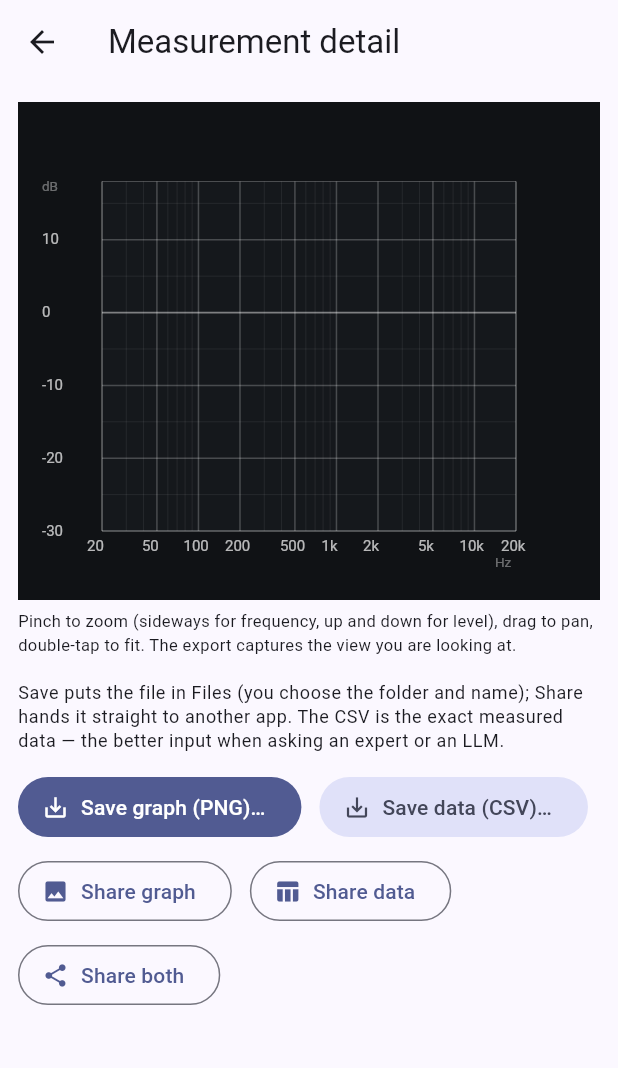
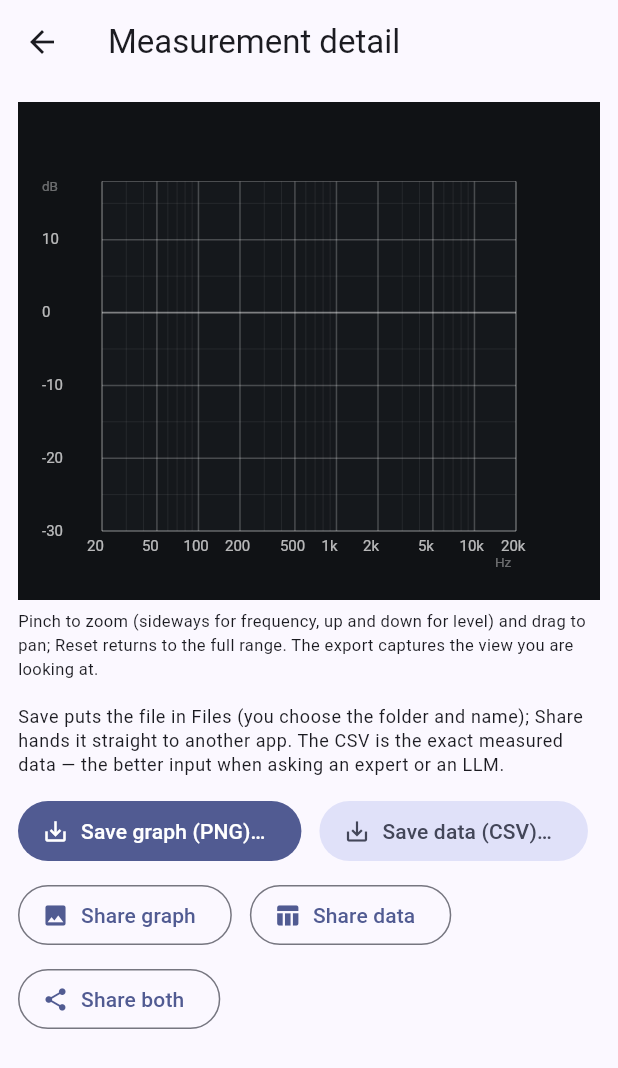
Before and after one commit to LAKSHITgoel/rew_mobile, a Flutter app: the MeasurementDetailScreen screen opened directly with empty values, on a phone screen of 412 x 824 dp. Shown: the top 1068 px of the screen. Run offline on Flutter 3.47's test engine with Material 3 defaults, Android fonts, the phone set to English and light mode, and no system bars; missing offline and left inert: dart:ffi.

Commit message:
Verify the chart zoom with a real pinch, and drop what did not work
Writing the gesture test was worth it twice over.

A two-finger pinch cannot be synthesised over adb, so the zoom is covered
by a widget test that drives an actual pinch through the widget tree and
checks the visible window changed. That test found the double-tap-to-fit
never fired: a double-tap recognizer and a scale recognizer in the same
detector compete in the gesture arena and the scale one wins. Trying it
with raw pointer events did not resolve it either, so the gesture is gone
rather than advertised and dead — Reset is the way back to the full view,
and the on-screen hint now says so.

Also: a reopened tune printed "Flatness 0.0 -> 0.0 dB RMS", which reads as
a perfectly flat result. The saved bands carry no error figures, so it now
says the EQ is saved and offers to re-measure instead of inventing a
number.

Pinch-to-zoom, drag-to-pan and Reset are covered by tests. 46 pass.

Co-Authored-By: Claude Opus 5 <noreply@anthropic.com>
Claude-Session: https://claude.ai/code/session_01Jk5XoZhrzp5Bbbvo8gNukK

```diff
--- a/app/lib/src/ui/measurement_detail_screen.dart
+++ b/app/lib/src/ui/measurement_detail_screen.dart
@@ -213,9 +213,9 @@ class _MeasurementDetailScreenState extends State<MeasurementDetailScreen> {
           const Padding(
             padding: EdgeInsets.only(top: 6),
             child: Text(
-                'Pinch to zoom (sideways for frequency, up and down for level), '
-                'drag to pan, double-tap to fit. The export captures the view '
-                'you are looking at.',
+                'Pinch to zoom (sideways for frequency, up and down for level) '
+                'and drag to pan; Reset returns to the full range. The export '
+                'captures the view you are looking at.',
                 style: TextStyle(fontSize: 11)),
           ),
           const SizedBox(height: 16),
```
Also changed, not shown: app/lib/src/ui/detailed_chart.dart (+9 -3 lines), app/lib/src/ui/wizard_screen.dart (+9 -2 lines), 1 other file.
